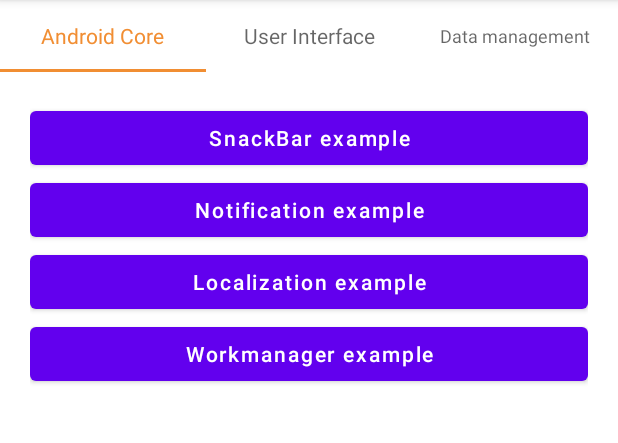
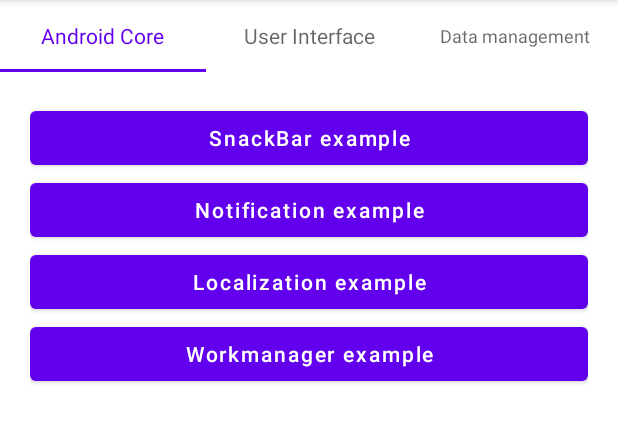
Before and after one commit to yatw/AssociateAndroidDeveloperStudyGuide, an Android app: the screen it shows after launch (MainActivity), on a phone screen of 412 x 824 dp, the part 84-527 px from its top. Run offline under Robolectric (Android 15) with nearby library versions, the phone set to English and light mode, and no system bars; our stand-ins replace Timber.

Commit message:
add custom theme

```diff
--- a/app/src/main/java/com/example/androidteststudyguide/features/ui/UIFragment.kt
+++ b/app/src/main/java/com/example/androidteststudyguide/features/ui/UIFragment.kt
@@ -25,6 +25,10 @@ class UIFragment: Fragment() {
     override fun onViewCreated(view: View, savedInstanceState: Bundle?) {
         super.onViewCreated(view, savedInstanceState)
 
+        binding.btnCustomTheme.setOnClickListener {
+            findNavController().navigate(R.id.action_homeFragment_to_customThemeFragment)
+        }
+
         binding.btnPager.setOnClickListener {
             findNavController().navigate(R.id.action_homeFragment_to_pager3Fragment)
         }
--- a/app/src/main/java/com/example/androidteststudyguide/features/ui/pager/CatListAdapter.kt
+++ b/app/src/main/java/com/example/androidteststudyguide/features/ui/pager/CatListAdapter.kt
@@ -40,8 +40,6 @@ class CatListAdapter : PagingDataAdapter<PagerViewModel.CatItem, RecyclerView.Vi
 
     override fun onBindViewHolder(holder:  RecyclerView.ViewHolder, position: Int) {
         val item: PagerViewModel.CatItem? = getItem(position)
-
-
         when (item){
             is PagerViewModel.CatItem.CatBreedInfo -> {
                 (holder as CatBreedViewHolder).bind(item.response)
@@ -55,7 +53,6 @@ class CatListAdapter : PagingDataAdapter<PagerViewModel.CatItem, RecyclerView.Vi
                 (holder as CatBreedViewHolder).bind(null)
             }
         }
-
     }
 
     inner class CatBreedViewHolder(binding: ItemCatBinding) : RecyclerView.ViewHolder(binding.root) {
--- a/app/src/main/java/com/example/androidteststudyguide/features/ui/pager/PagerFragment.kt
+++ b/app/src/main/java/com/example/androidteststudyguide/features/ui/pager/PagerFragment.kt
@@ -73,7 +73,7 @@ class PagerFragment: Fragment() {
                     ?: loadState.prepend as? LoadState.Error
                 errorState?.let {
                     Toast.makeText(
-                        this@PagerFragment.requireContext(),
+                        requireContext(),
                         "\uD83D\uDE28 Wooops ${it.error}",
                         Toast.LENGTH_LONG
                     ).show()
--- a/app/src/main/java/com/example/androidteststudyguide/features/ui/pager/PagingSource.kt
+++ b/app/src/main/java/com/example/androidteststudyguide/features/ui/pager/PagingSource.kt
@@ -28,6 +28,7 @@ class PagingSource(
 
         val page = params.key ?: 0
         return try {
+            Timber.i("Thread ==>>>${Thread.currentThread()}")
             Timber.i("loading with page $page")
 
             val response: List<CatBreedResponse> = service.getCatImages(
--- a/app/src/main/java/com/example/androidteststudyguide/features/ui/pagerWithMediator/RemoteMediatorFragment.kt
+++ b/app/src/main/java/com/example/androidteststudyguide/features/ui/pagerWithMediator/RemoteMediatorFragment.kt
@@ -41,9 +41,6 @@ class RemoteMediatorFragment: Fragment() {
         inflater: LayoutInflater, container: ViewGroup?,
         savedInstanceState: Bundle?
     ): View {
-
-
-
         binding = FragmentPagerBinding.inflate(inflater, container, false)
         return binding.root
     }
@@ -83,7 +80,7 @@ class RemoteMediatorFragment: Fragment() {
                     ?: loadState.prepend as? LoadState.Error
                 errorState?.let {
                     Toast.makeText(
-                        this@RemoteMediatorFragment.requireContext(),
+                        requireContext(),
                         "\uD83D\uDE28 Wooops ${it.error}",
                         Toast.LENGTH_LONG
                     ).show()
--- a/app/src/main/res/layout/fragment_home.xml
+++ b/app/src/main/res/layout/fragment_home.xml
@@ -15,9 +15,9 @@
         app:layout_constraintEnd_toEndOf="parent"
         app:layout_constraintStart_toStartOf="parent"
         app:layout_constraintTop_toTopOf="parent"
-        app:tabIndicatorColor="@color/colorPrimary"
+        app:tabIndicatorColor="?attr/colorPrimary"
         app:tabIndicatorGravity="bottom"
-        app:tabSelectedTextColor="@color/colorPrimary"
+        app:tabSelectedTextColor="?attr/colorPrimary"
         app:tabTextAppearance="@android:style/TextAppearance.Widget.TabWidget" />
 
     <androidx.viewpager2.widget.ViewPager2
--- a/app/src/main/res/layout/fragment_pager.xml
+++ b/app/src/main/res/layout/fragment_pager.xml
@@ -45,11 +45,10 @@
         android:layout_height="match_parent"
         android:gravity="center"
         android:text="no_results"
-        android:textSize="14sp"
+        android:textSize="16sp"
         android:visibility="gone"
         app:layout_constraintBottom_toBottomOf="parent"
         app:layout_constraintEnd_toEndOf="parent"
         app:layout_constraintStart_toStartOf="parent"
-        app:layout_constraintTop_toTopOf="parent" />
-
+        app:layout_constraintTop_toTopOf="parent"/>
 </androidx.constraintlayout.widget.ConstraintLayout>
--- a/app/src/main/res/navigation/nav_main_activity.xml
+++ b/app/src/main/res/navigation/nav_main_activity.xml
@@ -8,6 +8,9 @@
         android:id="@+id/homeFragment"
         android:name="com.example.androidteststudyguide.features.HomeFragment"
         android:label="HomeFragment" >
+
+
+        <!-- Android Core -->
         <action
             android:id="@+id/action_homeFragment_to_snackBarFragment"
             app:destination="@id/snackBarFragment" />
@@ -17,12 +20,18 @@
         <action
             android:id="@+id/action_homeFragment_to_workManagerFragment"
             app:destination="@id/workManagerFragment" />
+
+        <!-- UI -->
+        <action
+            android:id="@+id/action_homeFragment_to_customThemeFragment"
+            app:destination="@id/customThemeFragment" />
         <action
             android:id="@+id/action_homeFragment_to_pager3Fragment"
             app:destination="@id/pager3Fragment" />
         <action
             android:id="@+id/action_homeFragment_to_pager3MediatorFragment"
             app:destination="@id/pager3MediatorFragment" />
+
     </fragment>
 
     <!-- Android Core -->
@@ -49,8 +58,10 @@
         android:id="@+id/pager3MediatorFragment"
         android:name="com.example.androidteststudyguide.features.ui.pagerWithMediator.RemoteMediatorFragment"
         android:label="Pager3MediatorFragment" />
-
-
+    <fragment
+        android:id="@+id/customThemeFragment"
+        android:name="com.example.androidteststudyguide.features.ui.CustomThemeFragment"
+        android:label="CustomThemeFragment" />
 
 
 </navigation>
--- a/app/src/main/res/values-night/themes.xml
+++ b/app/src/main/res/values-night/themes.xml
@@ -2,9 +2,9 @@
     <!-- Base application theme. -->
     <style name="Theme.AndroidTestStudyGuide" parent="Theme.MaterialComponents.DayNight.DarkActionBar">
         <!-- Primary brand color. -->
-        <item name="colorPrimary">@color/purple_200</item>
-        <item name="colorPrimaryVariant">@color/purple_700</item>
-        <item name="colorOnPrimary">@color/black</item>
+        <item name="colorPrimary">#006400</item>
+        <item name="colorPrimaryVariant">#00008B</item>
+        <item name="colorOnPrimary">@color/white</item>
         <!-- Secondary brand color. -->
         <item name="colorSecondary">@color/teal_200</item>
         <item name="colorSecondaryVariant">@color/teal_200</item>
```
Also changed, not shown: app/src/main/java/com/example/androidteststudyguide/features/ui/CustomThemeFragment.kt (added, +32 -0 lines), app/src/main/res/layout/fragment_custom_theme.xml (added, +43 -0 lines), app/src/main/res/values/attrs.xml (added, +8 -0 lines), app/src/main/res/values/themes.xml (+10 -0 lines).
